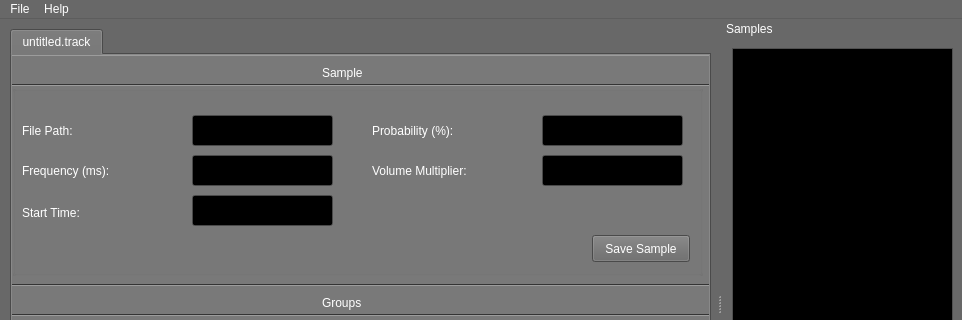
Before: the Qt Designer form src/pgta_composer/mainwindow.ui in PGTA/PGTAComposer, drawn with Qt 5; both pictures show x 0 to 962 and y 0 to 320 of the 962 by 609 pixel window.
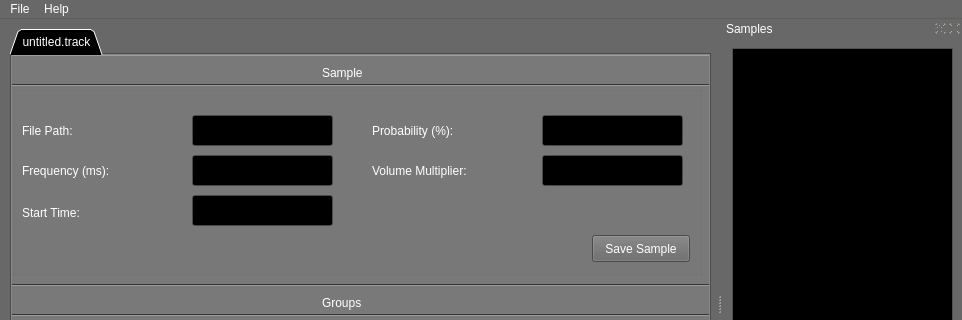
After: the same form once the commit is applied.

Patch:
```diff
--- a/src/pgta_composer/mainwindow.ui
+++ b/src/pgta_composer/mainwindow.ui
@@ -444,6 +444,12 @@
       <height>551</height>
      </rect>
     </property>
+    <property name="tabPosition">
+     <enum>QTabWidget::North</enum>
+    </property>
+    <property name="tabShape">
+     <enum>QTabWidget::Triangular</enum>
+    </property>
     <property name="currentIndex">
      <number>0</number>
     </property>
@@ -778,12 +784,6 @@
    <property name="autoFillBackground">
     <bool>true</bool>
    </property>
-   <property name="features">
-    <set>QDockWidget::DockWidgetMovable</set>
-   </property>
-   <property name="allowedAreas">
-    <set>Qt::BottomDockWidgetArea|Qt::LeftDockWidgetArea|Qt::RightDockWidgetArea</set>
-   </property>
    <property name="windowTitle">
     <string>Samples</string>
    </property>
```
Left out of the diff: 16 changed lines with no effect on the pictures.
